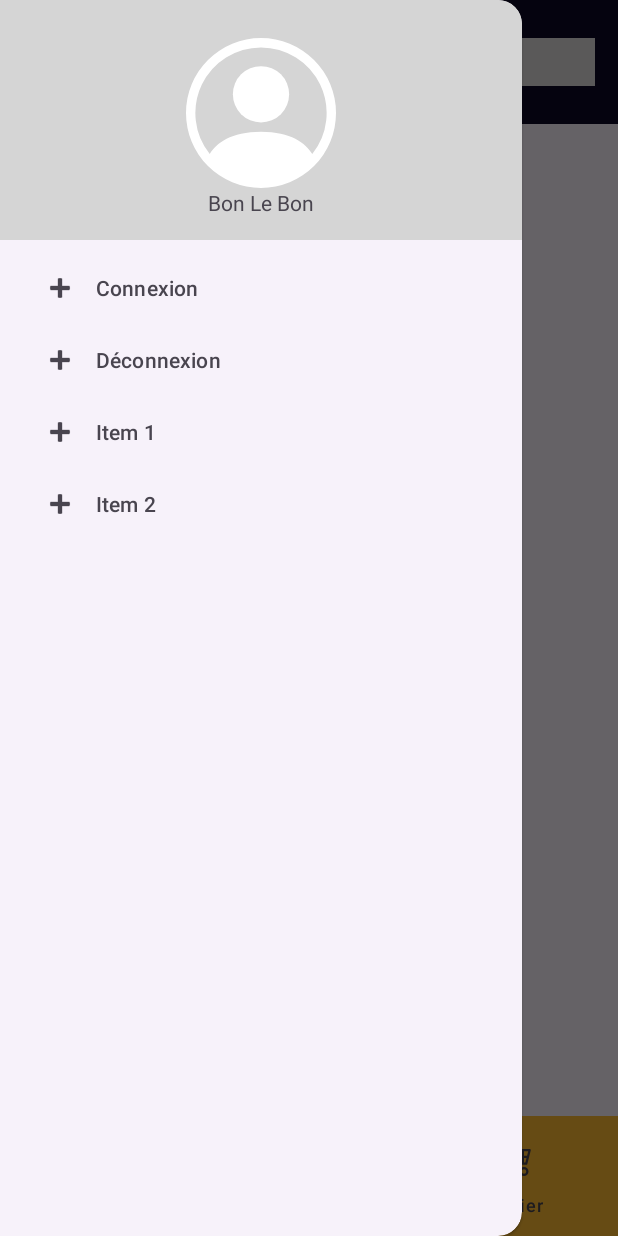
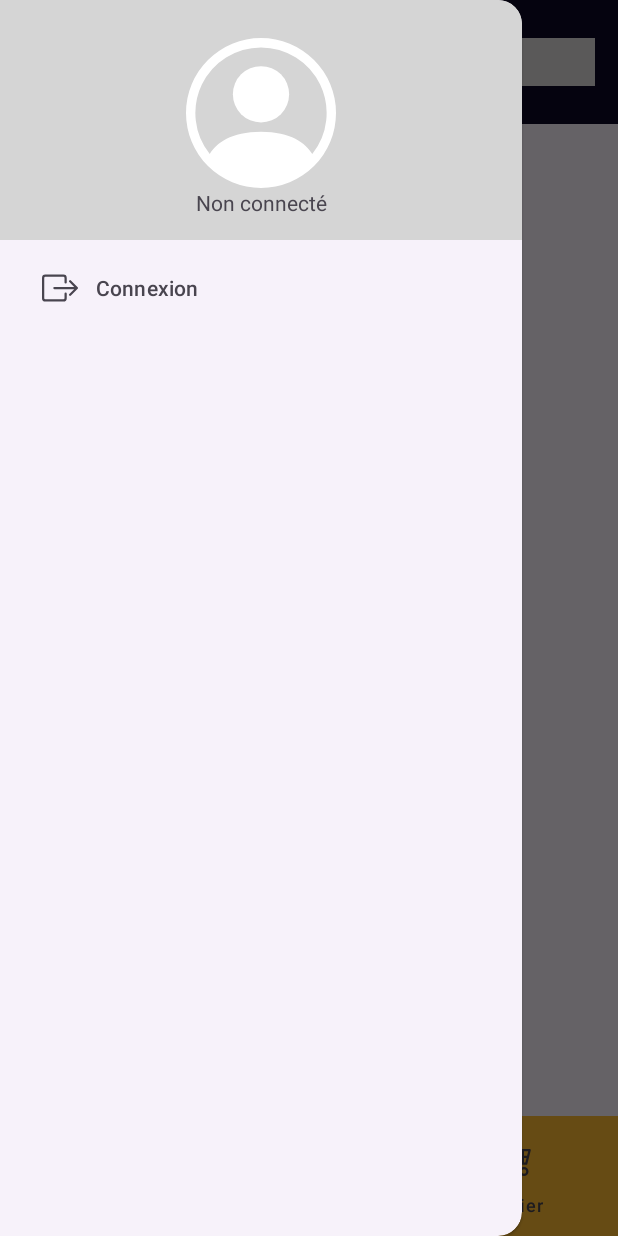
Before and after one commit to yaml-ns/retroMarket, an Android app: the screen it shows after launch (MainActivity), with the side drawer open, on a phone screen of 412 x 824 dp. Run offline under Robolectric (Android 15) with nearby library versions, the phone set to English and light mode, and no system bars; 1 statement that could not run was skipped.

Commit message:
menu lateral

```diff
--- a/app/src/main/AndroidManifest.xml
+++ b/app/src/main/AndroidManifest.xml
@@ -16,6 +16,9 @@
         android:theme="@style/Theme.RetroMarket"
         android:usesCleartextTraffic="true"
         tools:targetApi="31">
+        <activity
+            android:name=".ui.MyOrdersActivity"
+            android:exported="false" />
         <activity
             android:name=".ui.ConfirmationActivity"
             android:exported="false" />
--- a/app/src/main/java/com/example/retromarket/BaseActivity.kt
+++ b/app/src/main/java/com/example/retromarket/BaseActivity.kt
@@ -4,6 +4,7 @@ import android.content.Intent
 import android.os.Bundle
 import android.view.LayoutInflater
 import android.view.MenuItem
+import android.widget.TextView
 import androidx.appcompat.app.ActionBarDrawerToggle
 import androidx.appcompat.app.AppCompatActivity
 import androidx.core.view.GravityCompat
@@ -11,7 +12,10 @@ import androidx.drawerlayout.widget.DrawerLayout
 import com.google.android.material.bottomnavigation.BottomNavigationView
 import com.google.android.material.navigation.NavigationView
 import com.example.retromarket.databinding.ActivityBaseBinding
+import com.example.retromarket.service.SessionManager
 import com.example.retromarket.ui.CartActivity
+import com.example.retromarket.ui.LoginActivity
+import com.example.retromarket.MainActivity
 
 abstract class BaseActivity : AppCompatActivity(), NavigationView.OnNavigationItemSelectedListener {
 
@@ -40,7 +44,8 @@ abstract class BaseActivity : AppCompatActivity(), NavigationView.OnNavigationIt
 
         navigationView.setNavigationItemSelectedListener(this)
 
-        // Attache le listener APRÈS la sélection initiale dans les activités filles
+        updateNavigationMenuVisibility()
+        updateUserProfileName()
     }
 
     override fun onStart() {
@@ -89,6 +94,21 @@ abstract class BaseActivity : AppCompatActivity(), NavigationView.OnNavigationIt
     }
 
     override fun onNavigationItemSelected(item: MenuItem): Boolean {
+        when (item.itemId) {
+            R.id.login -> {
+                startActivity(Intent(this, LoginActivity::class.java))
+            }
+            R.id.logout -> {
+                SessionManager.saveAuthToken(this, null)
+                updateNavigationMenuVisibility()
+                startActivity(Intent(this, MainActivity::class.java))
+                finish()
+            }
+            R.id.myCart -> {
+                startActivity(Intent(this, CartActivity::class.java))
+            }
+            // Ajoutez d'autres cas pour les autres éléments de menu si nécessaire
+        }
         drawerLayout.closeDrawer(GravityCompat.START)
         return true
     }
@@ -96,4 +116,30 @@ abstract class BaseActivity : AppCompatActivity(), NavigationView.OnNavigationIt
     open fun handleNavigationItemSelected(item: MenuItem): Boolean {
         return false
     }
+
+    private fun updateNavigationMenuVisibility() {
+        val navigationView = binding.navView
+        val menu = navigationView.menu
+        val isLoggedIn = SessionManager.fetchAuthToken(this) != null
+
+        menu.findItem(R.id.login).isVisible = !isLoggedIn
+        menu.findItem(R.id.profile).isVisible = isLoggedIn
+        menu.findItem(R.id.logout).isVisible = isLoggedIn
+        menu.findItem(R.id.myProduct).isVisible = isLoggedIn
+        menu.findItem(R.id.myOrder).isVisible = isLoggedIn
+        menu.findItem(R.id.myCart).isVisible = isLoggedIn
+    }
+
+    private fun updateUserProfileName() {
+        val navigationView = binding.navView
+        val headerView = navigationView.getHeaderView(0)
+        val profileNameTextView = headerView.findViewById<TextView>(R.id.profileName)
+        val user = SessionManager.fetchUser(this)
+
+        if (user != null) {
+            profileNameTextView.text = "${user.prenom} ${user.nom} (${user.username})"
+        } else {
+            profileNameTextView.text = "Non connecté"
+        }
+    }
 }
--- a/app/src/main/java/com/example/retromarket/data/model/User.kt
+++ b/app/src/main/java/com/example/retromarket/data/model/User.kt
@@ -1,5 +1,9 @@
 package com.example.retromarket.data.model
 
+import android.os.Parcelable
+import kotlinx.parcelize.Parcelize
+
+@Parcelize
 data class User(
     val id: Int?,
     val email:String,
@@ -9,4 +13,4 @@ data class User(
     val prenom: String?,
     val genre:String?,
     val role: String?
-)
+) : Parcelable
--- a/app/src/main/java/com/example/retromarket/service/SessionManager.kt
+++ b/app/src/main/java/com/example/retromarket/service/SessionManager.kt
@@ -1,15 +1,20 @@
 package com.example.retromarket.service
 import android.content.Context
+import android.content.SharedPreferences
+import com.example.retromarket.data.model.User
+import com.google.gson.Gson
 
 object SessionManager {
     private const val PREF_NAME = "user_session"
     private const val KEY_TOKEN = "auth_token"
     private const val KEY_USER_ID = "user_id"
+    private const val KEY_USER = "user"
 
-    fun saveAuthToken(context: Context, token: String) {
+    fun saveAuthToken(context: Context, token: String?) {
         val prefs = context.getSharedPreferences(PREF_NAME, Context.MODE_PRIVATE)
         prefs.edit().putString(KEY_TOKEN, token).apply()
     }
+
 
     fun fetchAuthToken(context: Context): String? {
         return context.getSharedPreferences(PREF_NAME, Context.MODE_PRIVATE)
@@ -25,4 +30,20 @@ object SessionManager {
         return context.getSharedPreferences(PREF_NAME, Context.MODE_PRIVATE)
             .getInt(KEY_USER_ID, -1)
     }
+
+    fun saveUser(context: Context, user: User) {
+        val prefs: SharedPreferences = context.getSharedPreferences(PREF_NAME, Context.MODE_PRIVATE)
+        val editor = prefs.edit()
+        val gson = Gson()
+        val json = gson.toJson(user)
+        editor.putString(KEY_USER, json)
+        editor.apply()
+    }
+
+    fun fetchUser(context: Context): User? {
+        val prefs: SharedPreferences = context.getSharedPreferences(PREF_NAME, Context.MODE_PRIVATE)
+        val gson = Gson()
+        val json = prefs.getString(KEY_USER, null)
+        return gson.fromJson(json, User::class.java)
+    }
 }
--- a/app/src/main/java/com/example/retromarket/ui/CheckoutActivity.kt
+++ b/app/src/main/java/com/example/retromarket/ui/CheckoutActivity.kt
@@ -1,11 +1,13 @@
 package com.example.retromarket.ui
 
+import android.content.Intent
 import android.os.Bundle
 import android.widget.Button
 import android.widget.EditText
 import android.widget.TextView
 import android.widget.Toast
 import com.example.retromarket.BaseActivity
+import com.example.retromarket.MainActivity
 import com.example.retromarket.R
 import com.example.retromarket.data.api.RetrofitClient
 import com.example.retromarket.data.model.CartItem
@@ -90,7 +92,8 @@ class CheckoutActivity : BaseActivity() {
             override fun onResponse(call: Call<OrderResponse>, response: Response<OrderResponse>) {
                 if (response.isSuccessful) {
                     Toast.makeText(this@CheckoutActivity, "Commande passée avec succès", Toast.LENGTH_SHORT).show()
-                    finish()
+                    val intent = Intent(this@CheckoutActivity, MainActivity::class.java)
+                    startActivity(intent)
                 } else {
                     Toast.makeText(this@CheckoutActivity, "Erreur lors de la création de la commande", Toast.LENGTH_SHORT).show()
                 }
--- /dev/null
+++ b/app/src/main/res/drawable/cart_check.xml
@@ -0,0 +1,12 @@
+<vector xmlns:android="http://schemas.android.com/apk/res/android"
+    android:width="16dp"
+    android:height="16dp"
+    android:viewportWidth="16"
+    android:viewportHeight="16">
+  <path
+      android:pathData="M11.354,6.354a0.5,0.5 0,0 0,-0.708 -0.708L8,8.293 6.854,7.146a0.5,0.5 0,1 0,-0.708 0.708l1.5,1.5a0.5,0.5 0,0 0,0.708 0z"
+      android:fillColor="#2B2B2B"/>
+  <path
+      android:pathData="M0.5,1a0.5,0.5 0,0 0,0 1h1.11l0.401,1.607 1.498,7.985A0.5,0.5 0,0 0,4 12h1a2,2 0,1 0,0 4,2 2,0 0,0 0,-4h7a2,2 0,1 0,0 4,2 2,0 0,0 0,-4h1a0.5,0.5 0,0 0,0.491 -0.408l1.5,-8A0.5,0.5 0,0 0,14.5 3L2.89,3l-0.405,-1.621A0.5,0.5 0,0 0,2 1zM4.415,11L3.102,4h10.796l-1.313,7zM6,14a1,1 0,1 1,-2 0,1 1,0 0,1 2,0m7,0a1,1 0,1 1,-2 0,1 1,0 0,1 2,0"
+      android:fillColor="#2B2B2B"/>
+</vector>
--- /dev/null
+++ b/app/src/main/res/drawable/list_check.xml
@@ -0,0 +1,10 @@
+<vector xmlns:android="http://schemas.android.com/apk/res/android"
+    android:width="16dp"
+    android:height="16dp"
+    android:viewportWidth="16"
+    android:viewportHeight="16">
+  <path
+      android:pathData="M5,11.5a0.5,0.5 0,0 1,0.5 -0.5h9a0.5,0.5 0,0 1,0 1h-9a0.5,0.5 0,0 1,-0.5 -0.5m0,-4a0.5,0.5 0,0 1,0.5 -0.5h9a0.5,0.5 0,0 1,0 1h-9a0.5,0.5 0,0 1,-0.5 -0.5m0,-4a0.5,0.5 0,0 1,0.5 -0.5h9a0.5,0.5 0,0 1,0 1h-9a0.5,0.5 0,0 1,-0.5 -0.5M3.854,2.146a0.5,0.5 0,0 1,0 0.708l-1.5,1.5a0.5,0.5 0,0 1,-0.708 0l-0.5,-0.5a0.5,0.5 0,1 1,0.708 -0.708L2,3.293l1.146,-1.147a0.5,0.5 0,0 1,0.708 0m0,4a0.5,0.5 0,0 1,0 0.708l-1.5,1.5a0.5,0.5 0,0 1,-0.708 0l-0.5,-0.5a0.5,0.5 0,1 1,0.708 -0.708L2,7.293l1.146,-1.147a0.5,0.5 0,0 1,0.708 0m0,4a0.5,0.5 0,0 1,0 0.708l-1.5,1.5a0.5,0.5 0,0 1,-0.708 0l-0.5,-0.5a0.5,0.5 0,0 1,0.708 -0.708l0.146,0.147 1.146,-1.147a0.5,0.5 0,0 1,0.708 0"
+      android:fillColor="#2B2B2B"
+      android:fillType="evenOdd"/>
+</vector>
--- /dev/null
+++ b/app/src/main/res/drawable/login.xml
@@ -0,0 +1,14 @@
+<vector xmlns:android="http://schemas.android.com/apk/res/android"
+    android:width="16dp"
+    android:height="16dp"
+    android:viewportWidth="16"
+    android:viewportHeight="16">
+  <path
+      android:pathData="M10,12.5a0.5,0.5 0,0 1,-0.5 0.5h-8a0.5,0.5 0,0 1,-0.5 -0.5v-9a0.5,0.5 0,0 1,0.5 -0.5h8a0.5,0.5 0,0 1,0.5 0.5v2a0.5,0.5 0,0 0,1 0v-2A1.5,1.5 0,0 0,9.5 2h-8A1.5,1.5 0,0 0,0 3.5v9A1.5,1.5 0,0 0,1.5 14h8a1.5,1.5 0,0 0,1.5 -1.5v-2a0.5,0.5 0,0 0,-1 0z"
+      android:fillColor="#2B2B2B"
+      android:fillType="evenOdd"/>
+  <path
+      android:pathData="M15.854,8.354a0.5,0.5 0,0 0,0 -0.708l-3,-3a0.5,0.5 0,0 0,-0.708 0.708L14.293,7.5H5.5a0.5,0.5 0,0 0,0 1h8.793l-2.147,2.146a0.5,0.5 0,0 0,0.708 0.708z"
+      android:fillColor="#2B2B2B"
+      android:fillType="evenOdd"/>
+</vector>
--- /dev/null
+++ b/app/src/main/res/drawable/logout.xml
@@ -0,0 +1,14 @@
+<vector xmlns:android="http://schemas.android.com/apk/res/android"
+    android:width="16dp"
+    android:height="16dp"
+    android:viewportWidth="16"
+    android:viewportHeight="16">
+  <path
+      android:pathData="M10,3.5a0.5,0.5 0,0 0,-0.5 -0.5h-8a0.5,0.5 0,0 0,-0.5 0.5v9a0.5,0.5 0,0 0,0.5 0.5h8a0.5,0.5 0,0 0,0.5 -0.5v-2a0.5,0.5 0,0 1,1 0v2A1.5,1.5 0,0 1,9.5 14h-8A1.5,1.5 0,0 1,0 12.5v-9A1.5,1.5 0,0 1,1.5 2h8A1.5,1.5 0,0 1,11 3.5v2a0.5,0.5 0,0 1,-1 0z"
+      android:fillColor="#2B2B2B"
+      android:fillType="evenOdd"/>
+  <path
+      android:pathData="M4.146,8.354a0.5,0.5 0,0 1,0 -0.708l3,-3a0.5,0.5 0,1 1,0.708 0.708L5.707,7.5H14.5a0.5,0.5 0,0 1,0 1H5.707l2.147,2.146a0.5,0.5 0,0 1,-0.708 0.708z"
+      android:fillColor="#2B2B2B"
+      android:fillType="evenOdd"/>
+</vector>
--- /dev/null
+++ b/app/src/main/res/drawable/person_vcard.xml
@@ -0,0 +1,12 @@
+<vector xmlns:android="http://schemas.android.com/apk/res/android"
+    android:width="16dp"
+    android:height="16dp"
+    android:viewportWidth="16"
+    android:viewportHeight="16">
+  <path
+      android:pathData="M5,8a2,2 0,1 0,0 -4,2 2,0 0,0 0,4m4,-2.5a0.5,0.5 0,0 1,0.5 -0.5h4a0.5,0.5 0,0 1,0 1h-4a0.5,0.5 0,0 1,-0.5 -0.5M9,8a0.5,0.5 0,0 1,0.5 -0.5h4a0.5,0.5 0,0 1,0 1h-4A0.5,0.5 0,0 1,9 8m1,2.5a0.5,0.5 0,0 1,0.5 -0.5h3a0.5,0.5 0,0 1,0 1h-3a0.5,0.5 0,0 1,-0.5 -0.5"
+      android:fillColor="#2B2B2B"/>
+  <path
+      android:pathData="M2,2a2,2 0,0 0,-2 2v8a2,2 0,0 0,2 2h12a2,2 0,0 0,2 -2V4a2,2 0,0 0,-2 -2zM1,4a1,1 0,0 1,1 -1h12a1,1 0,0 1,1 1v8a1,1 0,0 1,-1 1H8.96q0.04,-0.245 0.04,-0.5C9,10.567 7.21,9 5,9c-2.086,0 -3.8,1.398 -3.984,3.181A1,1 0,0 1,1 12z"
+      android:fillColor="#2B2B2B"/>
+</vector>
--- /dev/null
+++ b/app/src/main/res/drawable/products.xml
@@ -0,0 +1,10 @@
+<vector xmlns:android="http://schemas.android.com/apk/res/android"
+    android:width="16dp"
+    android:height="16dp"
+    android:viewportWidth="16"
+    android:viewportHeight="16">
+  <path
+      android:pathData="M6,3.5A1.5,1.5 0,0 1,7.5 2h1A1.5,1.5 0,0 1,10 3.5v1A1.5,1.5 0,0 1,8.5 6v1L11,7a0.5,0.5 0,0 1,0.5 0.5v1a0.5,0.5 0,0 1,-1 0L10.5,8h-5v0.5a0.5,0.5 0,0 1,-1 0v-1A0.5,0.5 0,0 1,5 7h2.5L7.5,6A1.5,1.5 0,0 1,6 4.5zM8.5,5a0.5,0.5 0,0 0,0.5 -0.5v-1a0.5,0.5 0,0 0,-0.5 -0.5h-1a0.5,0.5 0,0 0,-0.5 0.5v1a0.5,0.5 0,0 0,0.5 0.5zM3,11.5A1.5,1.5 0,0 1,4.5 10h1A1.5,1.5 0,0 1,7 11.5v1A1.5,1.5 0,0 1,5.5 14h-1A1.5,1.5 0,0 1,3 12.5zM4.5,11a0.5,0.5 0,0 0,-0.5 0.5v1a0.5,0.5 0,0 0,0.5 0.5h1a0.5,0.5 0,0 0,0.5 -0.5v-1a0.5,0.5 0,0 0,-0.5 -0.5zM9,11.5a1.5,1.5 0,0 1,1.5 -1.5h1a1.5,1.5 0,0 1,1.5 1.5v1a1.5,1.5 0,0 1,-1.5 1.5h-1A1.5,1.5 0,0 1,9 12.5zM10.5,11a0.5,0.5 0,0 0,-0.5 0.5v1a0.5,0.5 0,0 0,0.5 0.5h1a0.5,0.5 0,0 0,0.5 -0.5v-1a0.5,0.5 0,0 0,-0.5 -0.5z"
+      android:fillColor="#2B2B2B"
+      android:fillType="evenOdd"/>
+</vector>
--- a/app/src/main/res/menu/drawer_menu.xml
+++ b/app/src/main/res/menu/drawer_menu.xml
@@ -6,22 +6,31 @@
     <group android:checkableBehavior="single">
         <item
             android:id="@+id/login"
-            android:icon="@android:drawable/ic_input_add"
+            android:icon="@drawable/login"
             android:title="Connexion" />
+
         <item
-            android:id="@+id/logout"
-            android:icon="@android:drawable/ic_input_add"
-            android:title="Déconnexion" />
+            android:id="@+id/profile"
+            android:icon="@drawable/person_vcard"
+            android:title="Mon profil" />
     </group>
 
     <group android:checkableBehavior="single">
         <item
-            android:id="@+id/nav_item1"
-            android:icon="@android:drawable/ic_input_add"
-            android:title="Item 1" />
+            android:id="@+id/myProduct"
+            android:icon="@drawable/products"
+            android:title="Mes produits" />
         <item
-            android:id="@+id/nav_item2"
-            android:icon="@android:drawable/ic_input_add"
-            android:title="Item 2" />
+            android:id="@+id/myCart"
+            android:icon="@drawable/cart_check"
+            android:title="Mon panier" />
+        <item
+            android:id="@+id/myOrder"
+            android:icon="@drawable/list_check"
+            android:title="Mes commandes" />
     </group>
+    <item
+        android:id="@+id/logout"
+        android:icon="@drawable/logout"
+        android:title="Déconnexion" />
 </menu>
```
Also changed, not shown: app/src/main/java/com/example/retromarket/ui/LoginActivity.kt (+5 -3 lines), app/src/main/java/com/example/retromarket/ui/MyOrdersActivity.kt (added, +21 -0 lines), app/src/main/res/layout/activity_my_orders.xml (added, +10 -0 lines).
